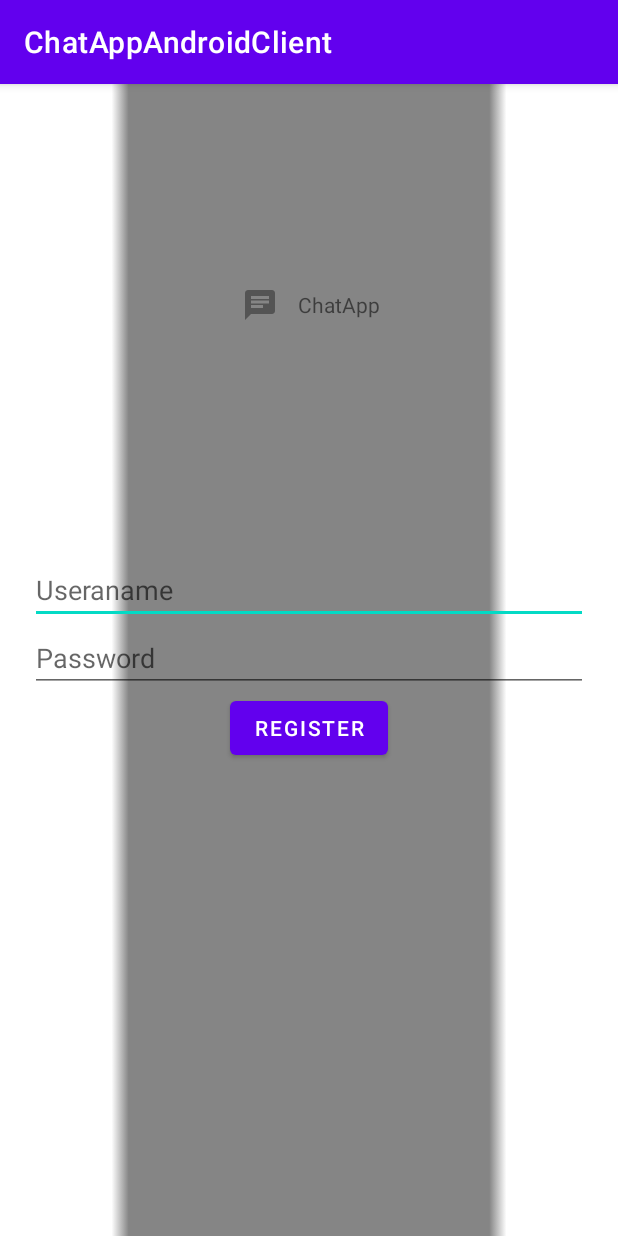
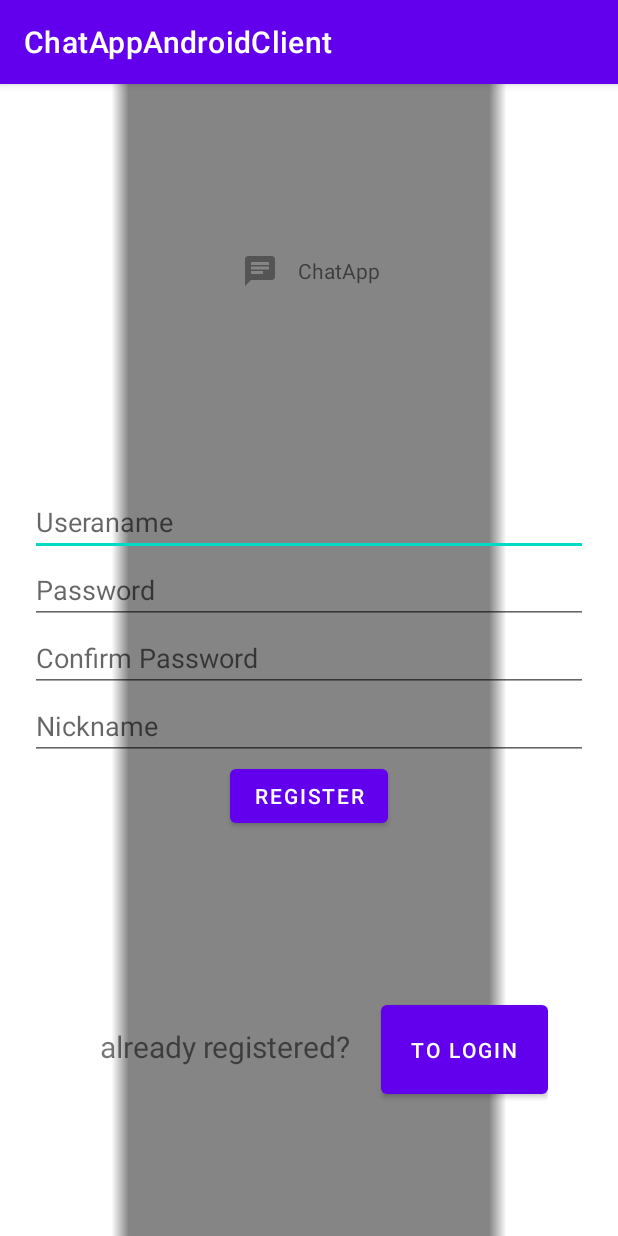
Before and after one commit to MatanShamir1/ChatAppAndroidClient, an Android app: the Register screen opened directly, with no data from a screen before it, on a phone screen of 412 x 824 dp. Run offline under Robolectric (Android 15) with nearby library versions, the phone set to English and light mode, and no system bars.

Commit message:
added login, register, chat

```diff
--- a/app/src/main/java/com/example/chatappandroidclient/Register.java
+++ b/app/src/main/java/com/example/chatappandroidclient/Register.java
@@ -4,7 +4,6 @@ import androidx.appcompat.app.AppCompatActivity;
 
 import android.content.Intent;
 import android.os.Bundle;
-import android.view.View;
 import android.widget.Button;
 
 public class Register extends AppCompatActivity {
@@ -14,9 +13,9 @@ public class Register extends AppCompatActivity {
         super.onCreate(savedInstanceState);
         setContentView(R.layout.activity_register);
 
-        Button btnRegister = findViewById(R.id.btnRegister);
-        btnRegister.setOnClickListener(v -> {
-            Intent i = new Intent(this, MainActivity.class);
+        Button btnToLogin = findViewById(R.id.btnToLogin);
+        btnToLogin.setOnClickListener(v -> {
+            Intent i = new Intent(this, Login.class); // this has information of where i am and where do i want to act on.
             startActivity(i);
         });
 
--- a/app/src/main/res/layout/activity_register.xml
+++ b/app/src/main/res/layout/activity_register.xml
@@ -4,7 +4,7 @@
     xmlns:tools="http://schemas.android.com/tools"
     android:layout_width="match_parent"
     android:layout_height="match_parent"
-    tools:context=".MainActivity"
+    tools:context=".Login"
     android:background="@drawable/background"
     android:orientation="vertical">
 
@@ -21,13 +21,29 @@
             android:layout_width="match_parent"
             android:layout_height="wrap_content"
             android:hint="@string/login_etUsername"
-            android:inputType="textPersonName" />
+            android:inputType="textPersonName"
+            android:autofillHints="" />
 
         <EditText
             android:layout_width="match_parent"
             android:layout_height="wrap_content"
             android:hint="@string/login_etPassword"
-            android:inputType="textPassword" />
+            android:inputType="textPassword"
+            android:autofillHints="" />
+
+        <EditText
+            android:layout_width="match_parent"
+            android:layout_height="wrap_content"
+            android:hint="@string/confirm_password"
+            android:inputType="textPassword"
+            android:autofillHints="" />
+
+        <EditText
+            android:layout_width="match_parent"
+            android:layout_height="wrap_content"
+            android:hint="@string/nickname"
+            android:inputType="textPersonName"
+            android:autofillHints="" />
 
         <Button
             android:id="@+id/btnRegister"
@@ -44,7 +60,8 @@
         app:layout_constraintBottom_toTopOf="@+id/linearLayout"
         app:layout_constraintEnd_toEndOf="parent"
         app:layout_constraintStart_toStartOf="parent"
-        app:layout_constraintTop_toTopOf="parent">
+        app:layout_constraintTop_toTopOf="parent"
+        tools:ignore="UseCompoundDrawables">
 
         <ImageView
             android:id="@+id/imageView2"
@@ -66,4 +83,32 @@
             android:text="@string/chatapp" />
     </LinearLayout>
 
+    <LinearLayout
+        android:layout_width="wrap_content"
+        android:layout_height="wrap_content"
+        android:orientation="horizontal"
+        app:layout_constraintBottom_toBottomOf="parent"
+        app:layout_constraintEnd_toEndOf="parent"
+        app:layout_constraintStart_toStartOf="parent"
+        app:layout_constraintTop_toBottomOf="@+id/linearLayout">
+
+        <TextView
+            android:id="@+id/textView3"
+            android:layout_width="wrap_content"
+            android:layout_height="wrap_content"
+            android:layout_weight="1"
+            android:padding="20dp"
+            android:text="@string/already_registered"
+            android:textAlignment="center"
+            android:textSize="20sp" />
+
+        <Button
+            android:id="@+id/btnToLogin"
+            android:padding="20dp"
+            android:layout_width="wrap_content"
+            android:layout_height="wrap_content"
+            android:layout_weight="1"
+            android:text="@string/to_login" />
+    </LinearLayout>
+
 </androidx.constraintlayout.widget.ConstraintLayout>
--- a/app/src/main/res/values/strings.xml
+++ b/app/src/main/res/values/strings.xml
@@ -7,4 +7,10 @@
     <string name="logisimo">logisimo</string>
     <string name="chatapp">ChatApp</string>
     <string name="register">Register</string>
+    <string name="to_register">To Register</string>
+    <string name="not_registered">Not registered?</string>
+    <string name="to_login">To Login</string>
+    <string name="already_registered">already registered?</string>
+    <string name="confirm_password">Confirm Password</string>
+    <string name="nickname">Nickname</string>
 </resources>
```
Also changed, not shown: app/src/main/AndroidManifest.xml (+7 -4 lines), app/src/main/java/com/example/chatappandroidclient/Contacts.java (added, +32 -0 lines), app/src/main/java/com/example/chatappandroidclient/Login.java (added, +58 -0 lines), app/src/main/java/com/example/chatappandroidclient/MainActivity.java (deleted, +0 -22 lines), app/src/main/res/layout/activity_chat.xml (added, +14 -0 lines), app/src/main/res/layout/activity_main.xml (+42 -10 lines).
